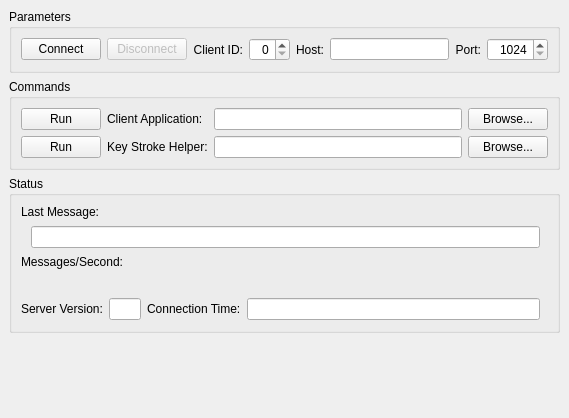
This is profit/workbench/widgets/ui_connectionwidget.ui in hpsilva/profitpy as Qt 5 draws it before an edit. The edited form follows.
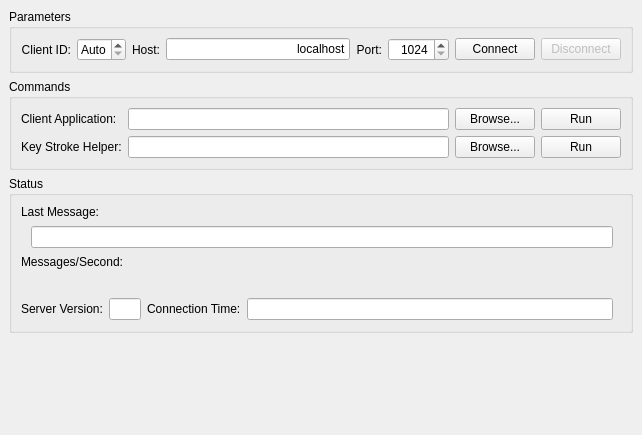
This is the edited form. Icons and pictures are not drawn. Custom widgets are drawn as their Qt base class.

The edit to the form file:
```diff
--- a/profit/workbench/widgets/ui_connectionwidget.ui
+++ b/profit/workbench/widgets/ui_connectionwidget.ui
@@ -5,8 +5,8 @@
    <rect>
     <x>0</x>
     <y>0</y>
-    <width>569</width>
-    <height>418</height>
+    <width>642</width>
+    <height>435</height>
    </rect>
   </property>
   <property name="windowTitle" >
@@ -34,35 +34,13 @@
       <property name="spacing" >
        <number>6</number>
       </property>
-      <item>
-       <widget class="QPushButton" name="connectButton" >
-        <property name="text" >
-         <string>Connect</string>
-        </property>
-        <property name="icon" >
-         <iconset resource="profit.qrc" >:/images/icons/connect_established.png</iconset>
-        </property>
-       </widget>
-      </item>
-      <item>
-       <widget class="QPushButton" name="disconnectButton" >
-        <property name="enabled" >
-         <bool>false</bool>
-        </property>
-        <property name="text" >
-         <string>Disconnect</string>
-        </property>
-        <property name="icon" >
-         <iconset resource="profit.qrc" >:/images/icons/connect_no.png</iconset>
-        </property>
-       </widget>
-      </item>
+      <property name="margin" >
+       <number>9</number>
+      </property>
       <item>
        <widget class="QLabel" name="label" >
         <property name="sizePolicy" >
-         <sizepolicy>
-          <hsizetype>1</hsizetype>
-          <vsizetype>5</vsizetype>
+         <sizepolicy vsizetype="Preferred" hsizetype="Minimum" >
           <horstretch>0</horstretch>
           <verstretch>0</verstretch>
          </sizepolicy>
@@ -80,14 +58,24 @@
         <property name="alignment" >
          <set>Qt::AlignRight</set>
         </property>
+        <property name="specialValueText" >
+         <string>Auto</string>
+        </property>
+        <property name="minimum" >
+         <number>-1</number>
+        </property>
+        <property name="maximum" >
+         <number>999</number>
+        </property>
+        <property name="value" >
+         <number>-1</number>
+        </property>
        </widget>
       </item>
       <item>
        <widget class="QLabel" name="label" >
         <property name="sizePolicy" >
-         <sizepolicy>
-          <hsizetype>1</hsizetype>
-          <vsizetype>5</vsizetype>
+         <sizepolicy vsizetype="Preferred" hsizetype="Minimum" >
           <horstretch>0</horstretch>
           <verstretch>0</verstretch>
          </sizepolicy>
@@ -100,13 +88,14 @@
       <item>
        <widget class="QLineEdit" name="hostNameEdit" >
         <property name="sizePolicy" >
-         <sizepolicy>
-          <hsizetype>1</hsizetype>
-          <vsizetype>0</vsizetype>
+         <sizepolicy vsizetype="Fixed" hsizetype="Minimum" >
           <horstretch>1</horstretch>
           <verstretch>0</verstretch>
          </sizepolicy>
         </property>
+        <property name="text" >
+         <string>localhost</string>
+        </property>
         <property name="alignment" >
          <set>Qt::AlignRight</set>
         </property>
@@ -115,9 +104,7 @@
       <item>
        <widget class="QLabel" name="label" >
         <property name="sizePolicy" >
-         <sizepolicy>
-          <hsizetype>1</hsizetype>
-          <vsizetype>5</vsizetype>
+         <sizepolicy vsizetype="Preferred" hsizetype="Minimum" >
           <horstretch>0</horstretch>
           <verstretch>0</verstretch>
          </sizepolicy>
@@ -141,6 +128,34 @@
         <property name="minimum" >
          <number>1024</number>
         </property>
+        <property name="maximum" >
+         <number>65536</number>
+        </property>
+       </widget>
+      </item>
+      <item>
+       <widget class="QPushButton" name="connectButton" >
+        <property name="text" >
+         <string>Connect</string>
+        </property>
+        <property name="icon" >
+         <iconset resource="../../lib/widgets/profit.qrc" >
+          <normaloff>:/images/icons/connect_established.png</normaloff>:/images/icons/connect_established.png</iconset>
+        </property>
+       </widget>
+      </item>
+      <item>
+       <widget class="QPushButton" name="disconnectButton" >
+        <property name="enabled" >
+         <bool>false</bool>
+        </property>
+        <property name="text" >
+         <string>Disconnect</string>
+        </property>
+        <property name="icon" >
+         <iconset resource="../../lib/widgets/profit.qrc" >
+          <normaloff>:/images/icons/connect_no.png</normaloff>:/images/icons/connect_no.png</iconset>
+        </property>
        </widget>
       </item>
      </layout>
@@ -161,32 +176,16 @@
       <property name="spacing" >
        <number>6</number>
       </property>
-      <item row="1" column="3" >
-       <widget class="QPushButton" name="keyHelperCommandSelectButton" >
-        <property name="text" >
-         <string>Browse...</string>
-        </property>
-       </widget>
-      </item>
       <item row="0" column="3" >
-       <widget class="QPushButton" name="brokerCommandSelectButton" >
-        <property name="text" >
-         <string>Browse...</string>
-        </property>
-       </widget>
-      </item>
-      <item row="0" column="2" >
        <widget class="QLineEdit" name="brokerCommandEdit" />
       </item>
-      <item row="1" column="2" >
+      <item row="2" column="3" >
        <widget class="QLineEdit" name="keyHelperCommandEdit" />
       </item>
-      <item row="1" column="1" >
+      <item row="2" column="1" >
        <widget class="QLabel" name="label" >
         <property name="sizePolicy" >
-         <sizepolicy>
-          <hsizetype>1</hsizetype>
-          <vsizetype>5</vsizetype>
+         <sizepolicy vsizetype="Preferred" hsizetype="Minimum" >
           <horstretch>0</horstretch>
           <verstretch>0</verstretch>
          </sizepolicy>
@@ -199,9 +198,7 @@
       <item row="0" column="1" >
        <widget class="QLabel" name="label" >
         <property name="sizePolicy" >
-         <sizepolicy>
-          <hsizetype>1</hsizetype>
-          <vsizetype>5</vsizetype>
+         <sizepolicy vsizetype="Preferred" hsizetype="Minimum" >
           <horstretch>0</horstretch>
           <verstretch>0</verstretch>
          </sizepolicy>
@@ -211,7 +208,7 @@
         </property>
        </widget>
       </item>
-      <item row="0" column="0" >
+      <item row="0" column="5" >
        <widget class="QPushButton" name="brokerCommandRunButton" >
         <property name="text" >
          <string>Run</string>
@@ -221,13 +218,28 @@
         </property>
        </widget>
       </item>
-      <item row="1" column="0" >
+      <item row="2" column="5" >
        <widget class="QPushButton" name="keyHelperCommandRunButton" >
         <property name="text" >
          <string>Run</string>
         </property>
         <property name="icon" >
-         <iconset resource="profit.qrc" >:/images/icons/run.png</iconset>
+         <iconset resource="../../lib/widgets/profit.qrc" >
+          <normaloff>:/images/icons/run.png</normaloff>:/images/icons/run.png</iconset>
+        </property>
+       </widget>
+      </item>
+      <item row="0" column="4" >
+       <widget class="QPushButton" name="brokerCommandSelectButton" >
+        <property name="text" >
+         <string>Browse...</string>
+        </property>
+       </widget>
+      </item>
+      <item row="2" column="4" >
+       <widget class="QPushButton" name="keyHelperCommandSelectButton" >
+        <property name="text" >
+         <string>Browse...</string>
         </property>
        </widget>
       </item>
@@ -415,9 +427,7 @@
         <item>
          <widget class="QLabel" name="label" >
           <property name="sizePolicy" >
-           <sizepolicy>
-            <hsizetype>1</hsizetype>
-            <vsizetype>5</vsizetype>
+           <sizepolicy vsizetype="Preferred" hsizetype="Minimum" >
             <horstretch>0</horstretch>
             <verstretch>0</verstretch>
            </sizepolicy>
@@ -451,9 +461,7 @@
         <item>
          <widget class="QLabel" name="label" >
           <property name="sizePolicy" >
-           <sizepolicy>
-            <hsizetype>1</hsizetype>
-            <vsizetype>5</vsizetype>
+           <sizepolicy vsizetype="Preferred" hsizetype="Minimum" >
             <horstretch>0</horstretch>
             <verstretch>0</verstretch>
            </sizepolicy>
@@ -466,9 +474,7 @@
         <item>
          <widget class="QLineEdit" name="connectionTimeEdit" >
           <property name="sizePolicy" >
-           <sizepolicy>
-            <hsizetype>7</hsizetype>
-            <vsizetype>0</vsizetype>
+           <sizepolicy vsizetype="Fixed" hsizetype="Expanding" >
             <horstretch>3</horstretch>
             <verstretch>0</verstretch>
            </sizepolicy>
```
Left out of the diff: 65 changed lines with no effect on the pictures.
